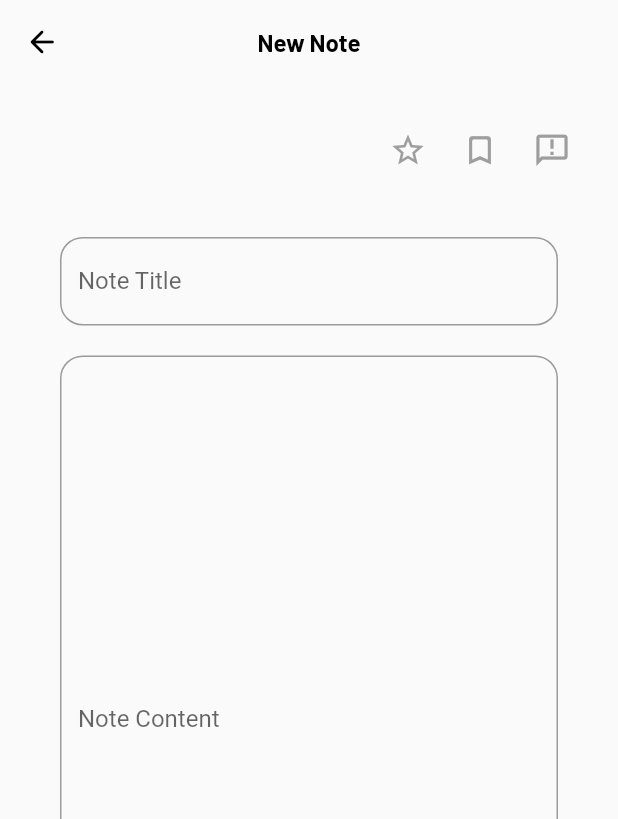
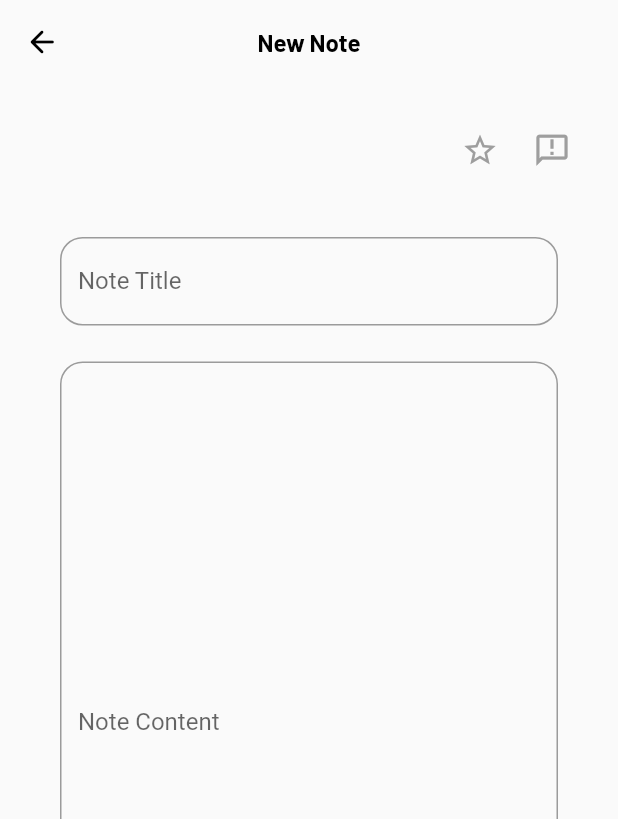
Before and after one commit to kacwal0157/todo_app, a Flutter app: the screen it shows after launch, after a tap on the "add" icon, on a phone screen of 412 x 824 dp. Shown: the top 819 px of the screen. Run offline on Flutter 3.47's test engine with Material 2 defaults, Android fonts, the phone set to English and light mode, and no system bars; our stand-ins replace get.

Commit message:
code clearings, bug fixes,

```diff
--- a/lib/app_manager.dart
+++ b/lib/app_manager.dart
@@ -6,8 +6,8 @@ class AppManager {
 
   //*NOTES
   static Note defaultNote = Note(
-      noteTitle: '.null',
-      noteContent: 'noteContent',
+      noteTitle: '',
+      noteContent: '',
       specialSignature:
           SpecialSignature(favourite: false, important: false, marked: []));
   static List<Note> notes = [];
--- a/lib/constants/constant_variables.dart
+++ b/lib/constants/constant_variables.dart
@@ -8,3 +8,11 @@ const double defaultPadding = 10.0;
 const Color primaryColor = Color(0xFF66bb6a);
 const Color secondaryColor = Color(0xFF272727);
 const Color backgroundColor = Color(0xFFF7F6F1);
+
+//*ENUMS
+enum IconType {
+  delete,
+  favourite,
+  important,
+  mark,
+}
--- a/lib/features/pages/create_note_page.dart
+++ b/lib/features/pages/create_note_page.dart
@@ -64,12 +64,12 @@ class _CreateNotePageState extends State<CreateNotePage> {
                   note: AppManager.defaultNote,
                   state: AppManager.isNoteFavourite,
                 ),
-                IconBtn(
+                /*IconBtn(
                   iconType: IconType.mark,
                   iconData: Icons.bookmark_border_rounded,
                   note: AppManager.defaultNote,
                   state: false,
-                ),
+                ),*/ //* TO BE DEVELOPED
                 IconBtn(
                   iconType: IconType.important,
                   iconData: Icons.announcement_outlined,
@@ -95,7 +95,7 @@ class _CreateNotePageState extends State<CreateNotePage> {
                       maxLines: 1,
                       expands: false,
                     ),
-                    const SizedBox(height: 20),
+                    const SizedBox(height: defaultSize),
                     Flexible(
                       child: getTextField(
                         controller: contentController,
--- a/lib/features/pages/main_page.dart
+++ b/lib/features/pages/main_page.dart
@@ -9,7 +9,6 @@ import 'package:todo_app/features/widgets/color_box_widget.dart';
 import 'package:todo_app/features/widgets/expanded_note_widget.dart';
 import 'package:todo_app/utils/components/app_bar.dart';
 import 'package:todo_app/utils/components/elevated_btn.dart';
-import 'package:todo_app/utils/components/user_icon_btn.dart';
 import 'package:todo_app/utils/routes.dart';
 
 class MainPage extends StatefulWidget {
@@ -42,7 +41,7 @@ class _MainPageState extends State<MainPage> {
             context: context,
             iconData: Icons.menu_rounded,
             title: appName,
-            onPressed: () {},
+            onPressed: () {}, //* TO BE DEVELOPED
           ),
           body: SingleChildScrollView(
             child: Container(
--- a/lib/features/services/note_service.dart
+++ b/lib/features/services/note_service.dart
@@ -14,7 +14,7 @@ Future<void> loadNotes() async {
   AppManager.notes.clear();
   final notesFolder = await _getDocumentDirectory();
 
-  if (AppManager.defaultNote.noteTitle == '.null') {
+  if (AppManager.defaultNote.noteTitle == '') {
     AppManager.defaultNote =
         await loadNoteFromJson(noteFileName: defaultNoteName);
   }
--- a/lib/features/services/user_btn_service.dart
+++ b/lib/features/services/user_btn_service.dart
@@ -1,4 +1,6 @@
+import 'package:flutter/material.dart';
 import 'package:todo_app/app_manager.dart';
+import 'package:todo_app/constants/constant_variables.dart';
 import 'package:todo_app/features/models/note.dart';
 import 'package:todo_app/features/services/note_service.dart';
 
@@ -30,3 +32,42 @@ setNoteImportant(Note note, bool isImportant) async {
     AppManager.isNoteImportant = !AppManager.isNoteImportant;
   }
 }
+
+getIconColor(bool state, IconType iconType, Color iconColor) {
+  if (state) {
+    switch (iconType) {
+      case IconType.favourite:
+        return Colors.yellow;
+      case IconType.important:
+        return Colors.red;
+      default:
+        return iconColor;
+    }
+  }
+
+  return iconColor;
+}
+
+String getAlertText(IconType iconType) {
+  String text = '';
+
+  switch (iconType) {
+    case IconType.delete:
+      text = 'Do you want to remove your note?';
+      break;
+    case IconType.favourite:
+      text = 'Do you want to make this note favourite?';
+      break;
+    case IconType.mark:
+      text = 'Do you want to mark this note?';
+      break;
+    case IconType.important:
+      text = 'Do you want to make this note important?';
+      break;
+    default:
+      text = 'ERROR';
+      break;
+  }
+
+  return text;
+}
--- a/lib/features/widgets/expanded_note_widget.dart
+++ b/lib/features/widgets/expanded_note_widget.dart
@@ -1,7 +1,6 @@
 import 'package:flutter/material.dart';
 import 'package:todo_app/app_manager.dart';
 import 'package:todo_app/constants/constant_variables.dart';
-import 'package:todo_app/utils/components/user_icon_btn.dart';
 
 class ExpandedNoteWidget extends StatefulWidget {
   const ExpandedNoteWidget(
--- a/lib/utils/components/user_icon_btn.dart
+++ b/lib/utils/components/user_icon_btn.dart
@@ -2,14 +2,6 @@ import 'package:flutter/material.dart';
 import 'package:todo_app/constants/constant_variables.dart';
 import 'package:todo_app/features/models/note.dart';
 import 'package:todo_app/features/services/user_btn_service.dart';
-
-//todo: move to const
-enum IconType {
-  delete,
-  favourite,
-  important,
-  mark,
-}
 
 class IconBtn extends StatefulWidget {
   const IconBtn(
@@ -33,7 +25,7 @@ class _IconBtnState extends State<IconBtn> {
 
   @override
   Widget build(BuildContext context) {
-    iconColor = _getIconColor(widget.state, widget.iconType);
+    iconColor = getIconColor(widget.state, widget.iconType, iconColor);
 
     return IconButton(
       onPressed: () => showDialog(
@@ -78,50 +70,11 @@ class _IconBtnState extends State<IconBtn> {
         height: 70,
         padding: const EdgeInsets.all(10),
         child: Text(
-          _getAlertText(iconType),
+          getAlertText(iconType),
           style: Theme.of(context).textTheme.bodySmall,
         ),
       ),
     );
-  }
-
-  _getIconColor(bool state, IconType iconType) {
-    if (state) {
-      switch (iconType) {
-        case IconType.favourite:
-          return Colors.yellow;
-        case IconType.important:
-          return Colors.red;
-        default:
-          return iconColor;
-      }
-    }
-
-    return iconColor;
-  }
-
-  String _getAlertText(IconType iconType) {
-    String text = '';
-
-    switch (iconType) {
-      case IconType.delete:
-        text = 'Do you want to remove your note?';
-        break;
-      case IconType.favourite:
-        text = 'Do you want to make this note favourite?';
-        break;
-      case IconType.mark:
-        text = 'Do you want to mark this note?';
-        break;
-      case IconType.important:
-        text = 'Do you want to make this note important?';
-        break;
-      default:
-        text = 'ERROR';
-        break;
-    }
-
-    return text;
   }
 
   _getAction(IconType iconType) async {
```
